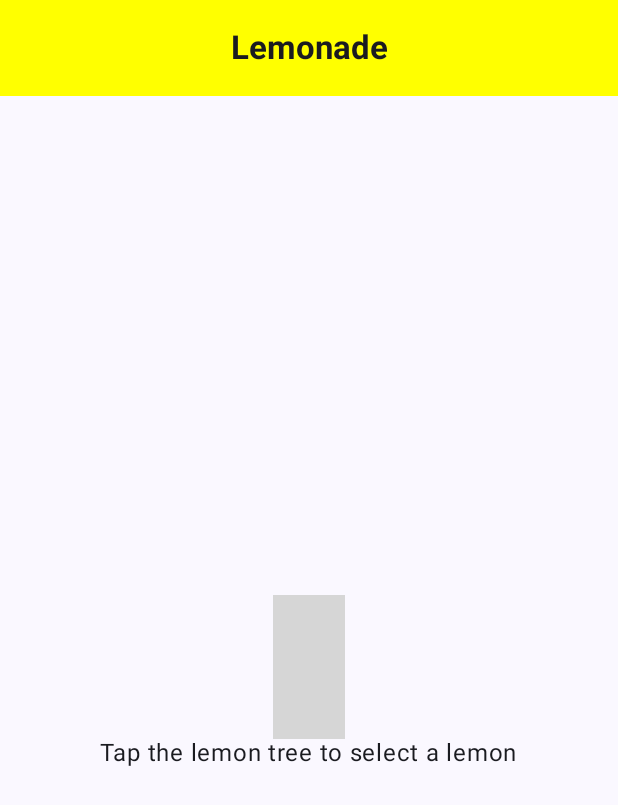
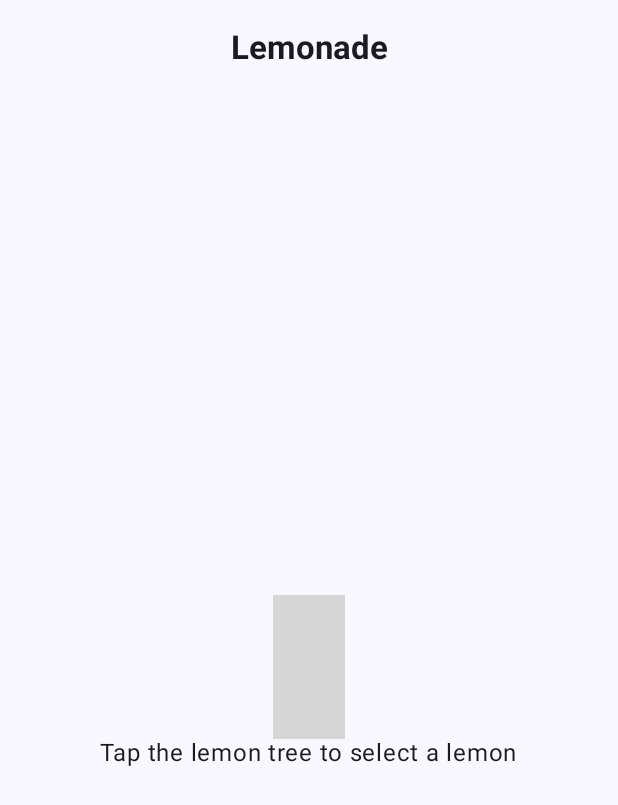
Before and after one commit to NaoUeda12/lemonade-android, an Android app built with Jetpack Compose: the screen it shows after launch (MainActivity), on a phone screen of 412 x 824 dp. Shown: the top 805 px of the screen. Run offline under Robolectric (Android 15) with nearby library versions, the phone set to English and light mode, and no system bars; 2 statements that could not run were skipped; grey boxes are pictures that could not be loaded.

Commit message:
テストコミットを行います

```diff
--- a/app/src/main/java/com/example/lemonade/MainActivity.kt
+++ b/app/src/main/java/com/example/lemonade/MainActivity.kt
@@ -67,9 +67,7 @@ fun LemonApp() {
                         fontWeight = FontWeight.Bold
                     )
                 },
-                colors = TopAppBarDefaults.largeTopAppBarColors(
-                    containerColor = colorResource(id = R.color.yellow)
-                )
+
             )
         }
     ) { innerPadding ->
```
